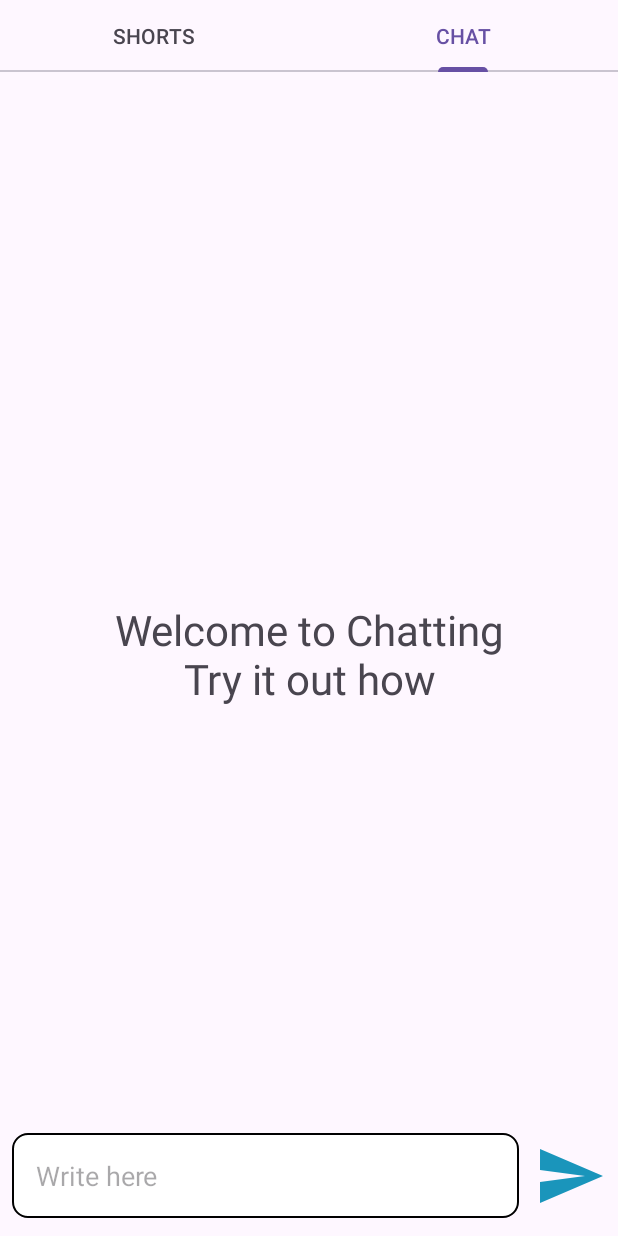
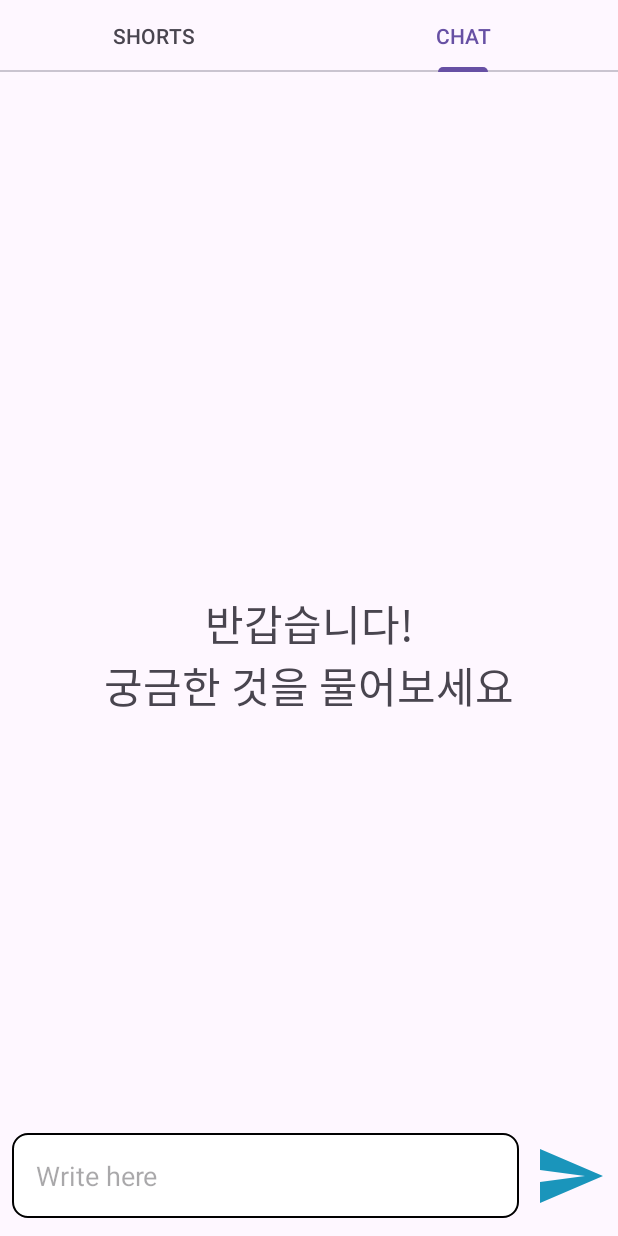
Before and after one commit to MTGR20/NA_DATA_2023_MERGED, an Android app: the screen it shows after launch (HomeActivity), tab 2 chosen, on a phone screen of 412 x 824 dp. Run offline under Robolectric (Android 15) with nearby library versions, the phone set to English and light mode, and no system bars.

Commit message:
Update SHORTS PART: ShortsActivity

```diff
--- a/app/src/main/java/com/example/na_data_2023_app/ShortsActivity.java
+++ b/app/src/main/java/com/example/na_data_2023_app/ShortsActivity.java
@@ -3,15 +3,11 @@ package com.example.na_data_2023_app;
 import android.app.Activity;
 import android.content.Context;
 import android.media.MediaPlayer;
-import android.net.Uri;
 import android.os.Bundle;
 import android.util.Log;
 import android.view.LayoutInflater;
 import android.view.View;
 import android.view.ViewGroup;
-import android.widget.LinearLayout;
-import android.widget.MediaController;
-import android.widget.Toast;
 import android.widget.VideoView;
 
 import androidx.annotation.NonNull;
@@ -24,8 +20,9 @@ public class ShortsActivity extends Fragment {
     ViewPager2 sliderViewPager;
     int currentPostion;
     private String[] videos = new String[] {
-            "https://commondatastorage.googleapis.com/gtv-videos-bucket/sample/ForBiggerBlazes.mp4"
-//            "app/src/main/res/videos/sample1.mp4"
+//            "https://commondatastorage.googleapis.com/gtv-videos-bucket/sample/ForBiggerBlazes.mp4",
+            "android.resource://" + "com.example.na_data_2023_app" + "/raw/sample1",
+//            "android.resource://" + activity.getPackageName() + "/raw/sample1",
     };
     private VideoView mVideoView = null;
 
--- a/app/src/main/res/layout/activity_chat.xml
+++ b/app/src/main/res/layout/activity_chat.xml
@@ -17,7 +17,7 @@
         android:layout_height="wrap_content"
         android:id="@+id/welcome_text"
         android:layout_centerInParent="true"
-        android:text="Welcome to Chatting\nTry it out how"
+        android:text="반갑습니다!\n궁금한 것을 물어보세요"
         android:gravity="center"
         android:textSize="28dp"
         />
```
Also changed, not shown: 1 other file.
